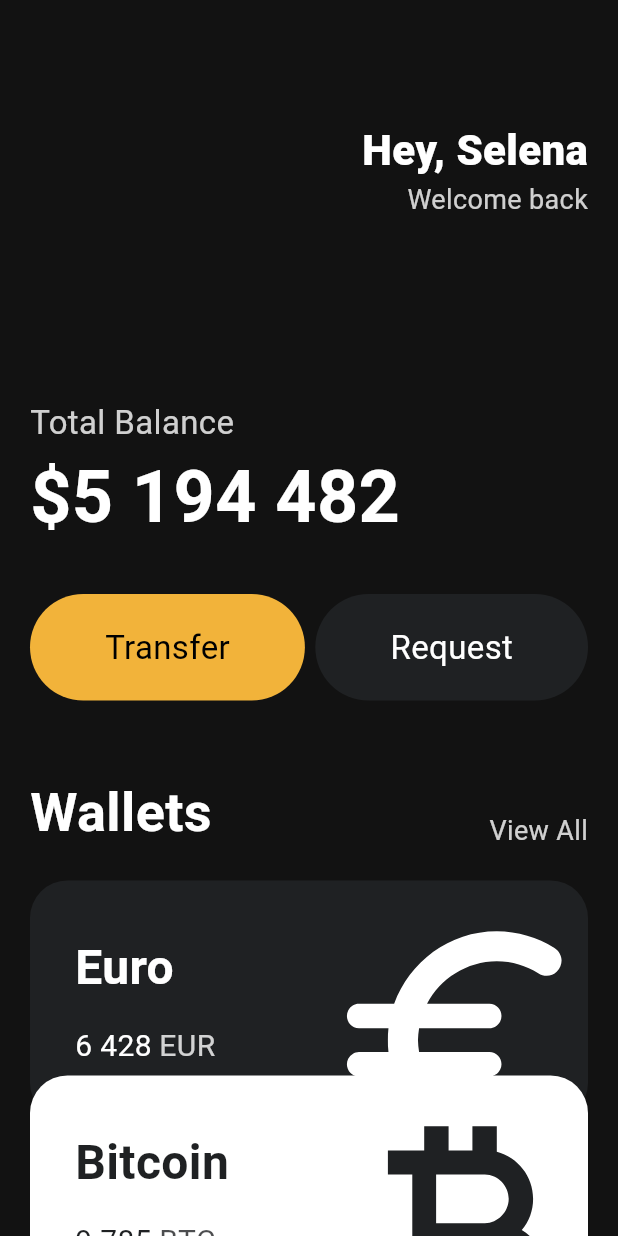
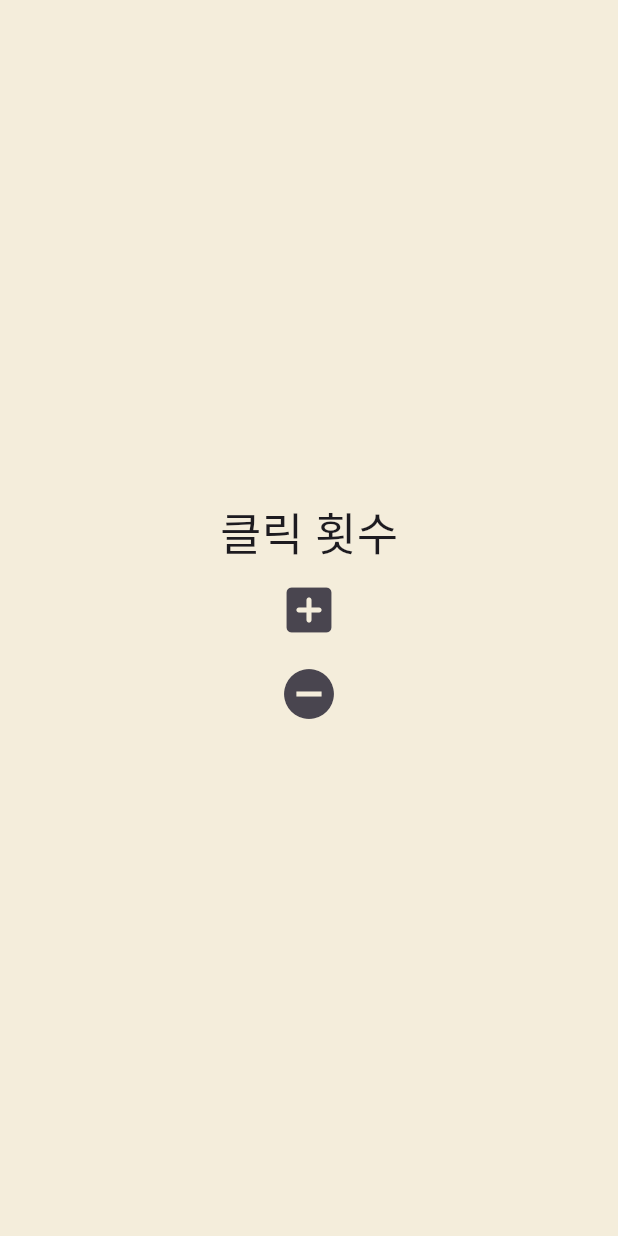
Before and after one commit to kimyoungyin/dart_practice, a Flutter app: the screen it shows after launch, on a phone screen of 412 x 824 dp. Run offline on Flutter 3.47's test engine with Material 3 defaults, Android fonts, the phone set to English and light mode, and no system bars.

```diff
--- a/lib/main.dart
+++ b/lib/main.dart
@@ -1,5 +1,3 @@
-import 'package:dart_practice/widgets/button.dart';
-import 'package:dart_practice/widgets/currency_card.dart';
 import 'package:flutter/material.dart';
 
 void main() {
@@ -9,138 +7,64 @@ void main() {
 }
 
 // flutter root widget
-class App extends StatelessWidget {
+class App extends StatefulWidget {
   const App({super.key});
+
+  @override
+  State<App> createState() => _AppState();
+}
+
+class _AppState extends State<App> {
+  // 그저 class property
+  List<int> numbers = [];
+
+  void onClickIncrement() {
+    setState(() {
+      numbers.add(numbers.length);
+    });
+  }
+
+  void onClickDecrement() {
+    setState(() {
+      if (numbers.isNotEmpty) {
+        numbers.removeLast();
+      }
+    });
+  }
 
   @override
   Widget build(BuildContext context) {
     return MaterialApp(
-      title: "example",
       home: Scaffold(
-        backgroundColor: const Color.fromRGBO(18, 18, 18, 1),
-        body: SingleChildScrollView(
-          child: Padding(
-            padding: const EdgeInsets.symmetric(horizontal: 20),
+        backgroundColor: const Color(0xfff4eddb),
+        body: Center(
           child: Column(
-              crossAxisAlignment: CrossAxisAlignment.start,
-              children: [
-                const SizedBox(
-                  height: 80,
-                ),
-                Row(
-                  mainAxisAlignment: MainAxisAlignment.end,
-                  children: [
-                    Column(
-                      crossAxisAlignment: CrossAxisAlignment.end,
+            mainAxisAlignment: MainAxisAlignment.center,
             children: [
               const Text(
-                          "Hey, Selena",
+                "클릭 횟수",
                 style: TextStyle(
-                            color: Colors.white,
-                            fontSize: 28,
-                            fontWeight: FontWeight.w800,
+                  fontSize: 30,
                 ),
               ),
+              for (var n in numbers)
                 Text(
-                          "Welcome back",
-                          style: TextStyle(
-                            color: Colors.white.withOpacity(0.8),
-                            fontSize: 18,
+                  "$n",
+                  style: const TextStyle(
+                    fontSize: 30,
                   ),
                 ),
-                      ],
+              IconButton(
+                iconSize: 40,
+                onPressed: onClickIncrement,
+                icon: const Icon(Icons.add_box_rounded),
+              ),
+              IconButton(
+                iconSize: 40,
+                onPressed: onClickDecrement,
+                icon: const Icon(Icons.remove_circle),
               ),
             ],
-                ),
-                const SizedBox(
-                  height: 120,
-                ),
-                Text(
-                  "Total Balance",
-                  style: TextStyle(
-                    fontSize: 22,
-                    color: Colors.white.withOpacity(0.8),
-                  ),
-                ),
-                const Text(
-                  "\$5 194 482",
-                  style: TextStyle(
-                    fontSize: 48,
-                    fontWeight: FontWeight.w600,
-                    color: Colors.white,
-                  ),
-                ),
-                const SizedBox(
-                  height: 30,
-                ),
-                const Row(
-                  mainAxisAlignment: MainAxisAlignment.spaceBetween,
-                  children: [
-                    Button(
-                      text: "Transfer",
-                      bgColor: Color(0xFFF2B33A),
-                      textColor: Colors.black,
-                    ),
-                    Button(
-                      text: "Request",
-                      bgColor: Color(0xFF1F2123),
-                      textColor: Colors.white,
-                    )
-                  ],
-                ),
-                SizedBox(
-                  height: 100,
-                  child: Row(
-                    mainAxisAlignment: MainAxisAlignment.spaceBetween,
-                    crossAxisAlignment: CrossAxisAlignment.end,
-                    children: [
-                      const Text(
-                        "Wallets",
-                        style: TextStyle(
-                          color: Colors.white,
-                          fontSize: 36,
-                          fontWeight: FontWeight.w600,
-                        ),
-                      ),
-                      Text(
-                        "View All",
-                        style: TextStyle(
-                          color: Colors.white.withOpacity(0.8),
-                          fontSize: 18,
-                        ),
-                      ),
-                    ],
-                  ),
-                ),
-                const SizedBox(
-                  height: 20,
-                ),
-                const CurrencyCard(
-                  isInverted: false,
-                  currencyName: "Euro",
-                  amount: "6 428",
-                  currencyUnit: "EUR",
-                  currencyIcon: Icons.euro_rounded,
-                  index: 0,
-                ),
-                const CurrencyCard(
-                  isInverted: true,
-                  currencyName: "Bitcoin",
-                  amount: "9 785",
-                  currencyUnit: "BTC",
-                  currencyIcon: Icons.currency_bitcoin,
-                  index: 1,
-                ),
-                const CurrencyCard(
-                  isInverted: false,
-                  currencyName: "Dollar",
-                  amount: "428",
-                  currencyUnit: "USD",
-                  currencyIcon: Icons.attach_money_outlined,
-                  index: 2,
-                ),
-              ],
-            ),
           ),
         ),
       ),
```
Also changed, not shown: 1 other file. Lines whose indentation alone changed are shown as unchanged.
